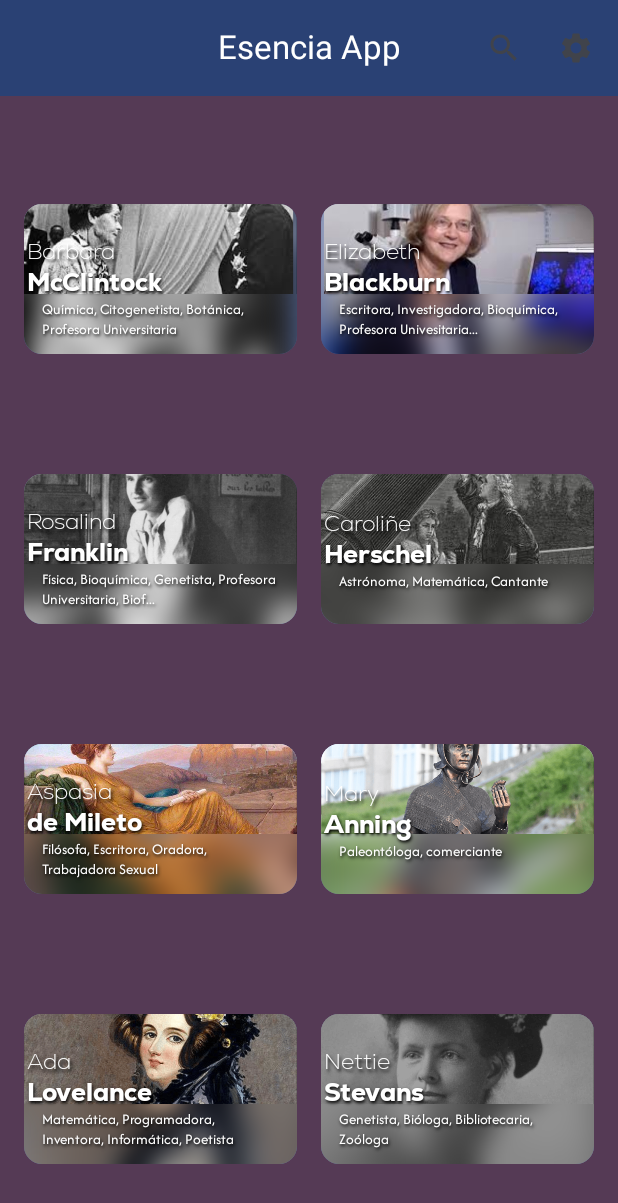
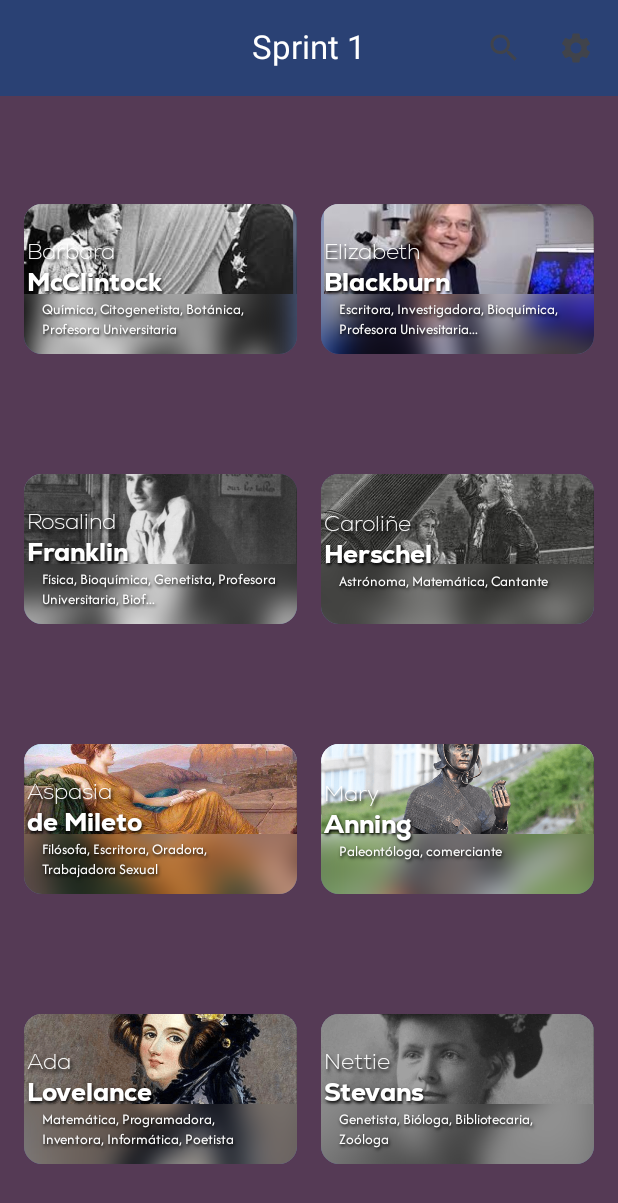
Before and after one commit to A-CE-V/repositorio-esencia-last, an Android app built with Jetpack Compose: the AppManagerPP screen opened through its navigation route, scrolled down 532 dp, on a phone screen of 412 x 824 dp. Shown: the top 1203 px of the screen. Run offline under Robolectric (Android 15) with nearby library versions, the light colour scheme and no system bars.

Commit message:
de momento clean

```diff
--- a/app/src/main/java/com/example/proyectoesencia/Screens/PantallaPrincipalActivity.kt
+++ b/app/src/main/java/com/example/proyectoesencia/Screens/PantallaPrincipalActivity.kt
@@ -54,7 +54,7 @@ fun AppManagerPP(navController: NavController) {
 @Composable
 fun AppToolbar(navController: NavController) {
     CenterAlignedTopAppBar(
-        title = { Text(text = "Esencia App") },
+        title = { Text(text = "Sprint 1") },
         actions = {
             IconButton(onClick = { }) {
                 Icon(
```
